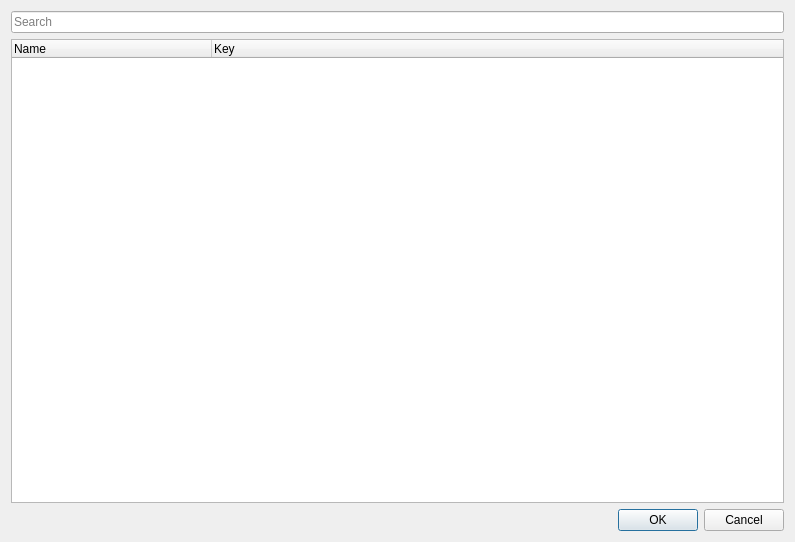
Above: ui/uifiles/special/hotkeys.ui from timofey260/RWE-Sharp before the change. Below: the same form after it.
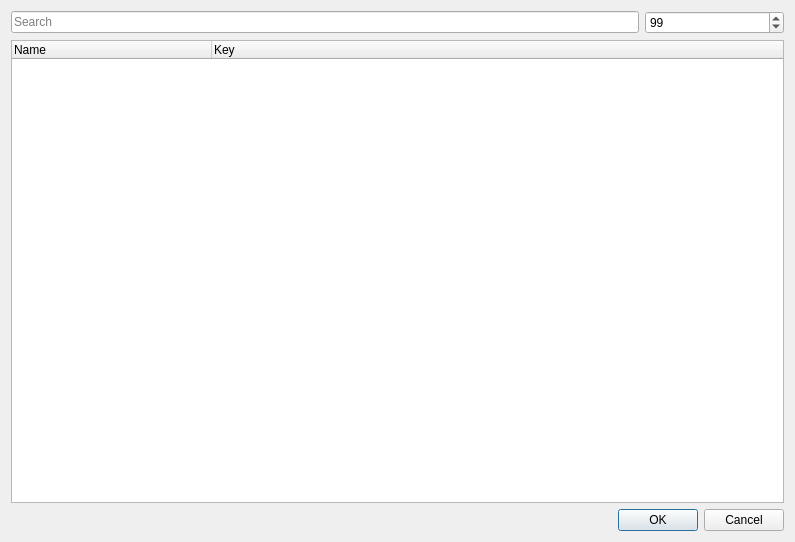
That is the form after the change.

Commit message: hotkeys search + new hotkeys

Diff of the .ui file:
```diff
--- a/ui/uifiles/special/hotkeys.ui
+++ b/ui/uifiles/special/hotkeys.ui
@@ -15,11 +15,46 @@
   </property>
   <layout class="QVBoxLayout" name="verticalLayout_2">
    <item>
+    <layout class="QHBoxLayout" name="horizontalLayout">
+     <item>
     <widget class="QLineEdit" name="Search">
+       <property name="sizePolicy">
+        <sizepolicy hsizetype="Expanding" vsizetype="Fixed">
+         <horstretch>9</horstretch>
+         <verstretch>0</verstretch>
+        </sizepolicy>
+       </property>
      <property name="placeholderText">
       <string>Search</string>
      </property>
-    </widget>
+       <property name="clearButtonEnabled">
+        <bool>true</bool>
+       </property>
+      </widget>
+     </item>
+     <item>
+      <widget class="QSpinBox" name="spinBox">
+       <property name="sizePolicy">
+        <sizepolicy hsizetype="Preferred" vsizetype="Fixed">
+         <horstretch>2</horstretch>
+         <verstretch>0</verstretch>
+        </sizepolicy>
+       </property>
+       <property name="wrapping">
+        <bool>true</bool>
+       </property>
+       <property name="buttonSymbols">
+        <enum>QAbstractSpinBox::ButtonSymbols::UpDownArrows</enum>
+       </property>
+       <property name="minimum">
+        <number>1</number>
+       </property>
+       <property name="singleStep">
+        <number>1</number>
+       </property>
+      </widget>
+     </item>
+    </layout>
    </item>
    <item>
     <widget class="QTreeWidget" name="treeWidget">
```
Lines whose indentation alone changed are shown as unchanged. The commit also changes 6 other files.
